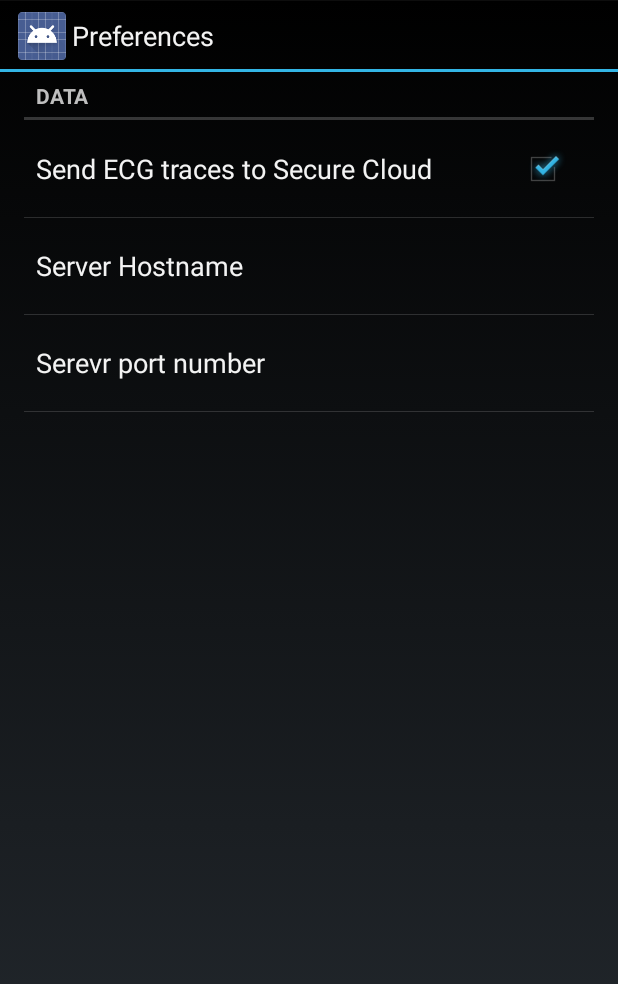
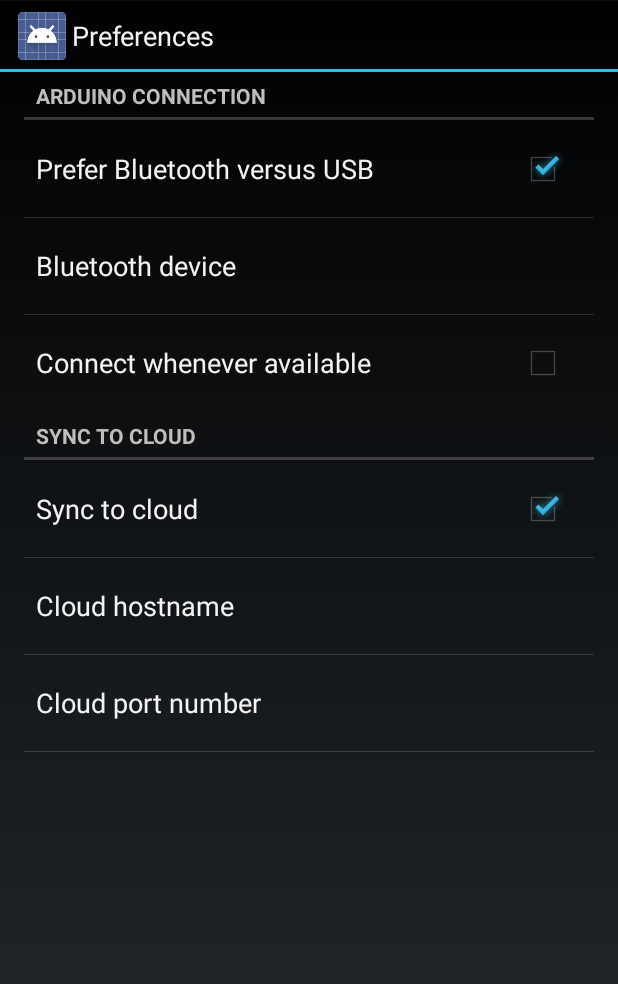
Before and after one commit to rrainey/ecgkit, an Android app: the Preferences screen opened directly, with no data from a screen before it, on a phone screen of 412 x 824 dp. Shown: the top 984 px of the screen. Run offline under Robolectric (Android 15) with nearby library versions, the phone set to English and light mode, and no system bars.

Commit message:
Update storage byte order. Update preferences selections.

```diff
--- a/src/android/MakerECG/app/src/main/java/com/example/makerecg/ECGContentUtilities.java
+++ b/src/android/MakerECG/app/src/main/java/com/example/makerecg/ECGContentUtilities.java
@@ -44,8 +44,8 @@ public class ECGContentUtilities {
 
         int j = 0;
         for(int i=0; i<frame.getSampleCount(); ++i) {
-            s[j] = (byte)((samples[i] >> 8) & 0xff);
-            s[j+1] = (byte)(samples[i] & 0xff);
+            s[j+1] = (byte)((samples[i] >> 8) & 0xff);
+            s[j] = (byte)(samples[i] & 0xff);
             j+=2;
         }
 
@@ -136,7 +136,7 @@ public class ECGContentUtilities {
         short [] samples = new short[length];
         int j = 0;
         for(int i=0; i<length; ++i) {
-            samples[i] = (short) (((bytes[j] << 8) & 0xff00) | (bytes[j+1] & 0xff));
+            samples[i] = (short) ((((short) bytes[j+1] & 0xff) << 8) | ((short) bytes[j] & 0xff));
             j+=2;
         }
         return samples;
--- a/src/android/MakerECG/app/src/main/res/xml/preferences.xml
+++ b/src/android/MakerECG/app/src/main/res/xml/preferences.xml
@@ -1,17 +1,31 @@
 
     <PreferenceScreen xmlns:android="http://schemas.android.com/apk/res/android">
-        <PreferenceCategory android:title="Data">
+        <PreferenceCategory android:title="Arduino Connection">
             <CheckBoxPreference
-                android:key="useMQTT"
+                android:key="prefer_bluetooth"
                 android:defaultValue="true"
-                android:title="Send ECG traces to Secure Cloud" />
+                android:title="Prefer Bluetooth versus USB" />
             <EditTextPreference
-                android:key="mqttServer"
+                android:key="bluetooth_device_name"
+                android:defaultValue="Arduino"
+                android:title="Bluetooth device" />
+            <CheckBoxPreference
+                android:key="bluetooth_autoconnect"
+                android:defaultValue="false"
+                android:title="Connect whenever available" />
+        </PreferenceCategory>
+        <PreferenceCategory android:title="Sync to Cloud">
+            <CheckBoxPreference
+                android:key="cloud_sync"
+                android:defaultValue="true"
+                android:title="Sync to cloud" />
+            <EditTextPreference
+                android:key="cloud_hostname"
                 android:defaultValue="app1.websimulations.com"
-                android:title="Server Hostname" />
+                android:title="Cloud hostname" />
             <EditTextPreference
-                    android:key="mqttPort"
-                    android:defaultValue="1883"
-                    android:title="Serevr port number" />
+                    android:key="cloud_port"
+                    android:defaultValue="9443"
+                    android:title="Cloud port number" />
         </PreferenceCategory>
     </PreferenceScreen>
```
Also changed, not shown: src/android/MakerECG/app/src/main/java/com/example/makerecg/activity/ECGActivity.java (+29 -2 lines), 2 other files.
